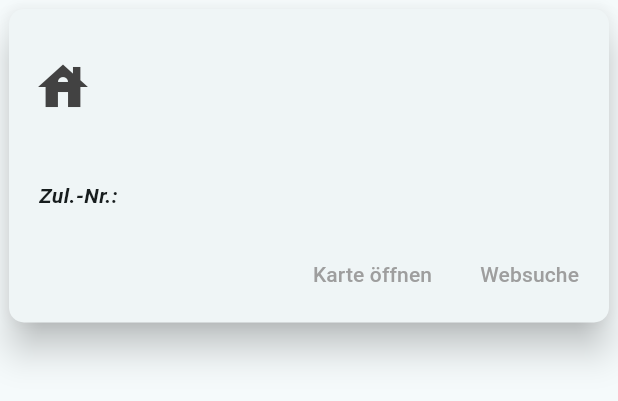
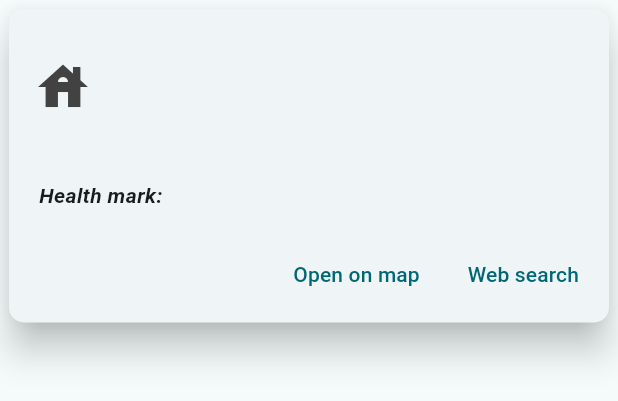
Before and after one commit to rokozeit/herkunft, a Flutter app: the CompanyDetailsWidget widget shown alone on an empty page, opened directly with empty values, on a phone screen of 412 x 824 dp. Shown: the top 401 px of the screen. Run offline on Flutter 3.47's test engine with Material 2 defaults, Android fonts, the phone set to English and light mode, and no system bars; our stand-ins replace file_picker, shared_preferences, sqflite_common_ffi; missing offline and left inert: flutter_scalable_ocr, maps_launcher, window_manager; accounts and stored records are empty.

Commit message:
updated doku, changed completely to english

```diff
--- a/lib/company_details.dart
+++ b/lib/company_details.dart
@@ -78,7 +78,7 @@ class CompanyDetailsWidget extends StatelessWidget {
                               child: Container(
                                   padding: const EdgeInsets.only(
                                       bottom: 10, top: 10),
-                                  child: const Text('Zul.-Nr.:',
+                                  child: const Text('Health mark:',
                                       style: TextStyle(
                                           fontWeight: FontWeight.bold,
                                           fontStyle: FontStyle.italic)))),
@@ -96,7 +96,7 @@ class CompanyDetailsWidget extends StatelessWidget {
                                 child: Container(
                                     padding: const EdgeInsets.only(
                                         bottom: 10, top: 10),
-                                    child: const Text('Zul.-Nr. Alt:',
+                                    child: const Text('Health mark (old):',
                                         style: TextStyle(
                                             fontWeight: FontWeight.bold,
                                             fontStyle: FontStyle.italic)))),
@@ -114,7 +114,7 @@ class CompanyDetailsWidget extends StatelessWidget {
                                 child: Container(
                                     padding: const EdgeInsets.only(
                                         bottom: 10, top: 10),
-                                    child: const Text('Bemerkung:',
+                                    child: const Text('Comment:',
                                         style: TextStyle(
                                             fontWeight: FontWeight.bold)))),
                             TableCell(
@@ -127,22 +127,24 @@ class CompanyDetailsWidget extends StatelessWidget {
               ButtonBar(
                 children: <Widget>[
                   TextButton(
-                    child: const Text('Karte öffnen',
-                        style: TextStyle(color: Colors.grey)),
+                    child: const Text(
+                      'Open on map',
+                    ),
                     onPressed: () {
                       try {
                         MapsLauncher.launchQuery(companyDetails.address);
                       } catch (e) {
                         _showDialog(
-                            "Hinweis",
-                            "'Ein Klick auf die Information sollte die Karten App (z.B. Google Maps) öffnen. Es sieht so aus, alsob keine Kartenapp installiert ist oder als solche verfügbar ist.'",
+                            "Remark",
+                            "Should open the the map-App if configured correctly. Looks like there was an issue.",
                             context);
                       }
                     },
                   ),
                   TextButton(
-                    child: const Text('Websuche',
-                        style: TextStyle(color: Colors.grey)),
+                    child: const Text(
+                      'Web search',
+                    ),
                     onPressed: () {
                       Uri uri = Uri.https('www.google.com', '/search', {
                         'q': "${companyDetails.name}+${companyDetails.address}"
@@ -168,7 +170,7 @@ void _showDialog(String title, String message, BuildContext context) {
     barrierDismissible: false, // user must tap button!
     builder: (BuildContext context) {
       return AlertDialog(
-        title: const Text('Hinweis'),
+        title: Text(title),
         content: SingleChildScrollView(
           child: ListBody(
             children: <Widget>[
--- a/pubspec.yaml
+++ b/pubspec.yaml
@@ -1,5 +1,5 @@
 name: herkunft
-description: Wer ist der Hersteller z. B. der Milch, des Käses oder Wurst? Wurde das vermeintliche Billigprodukt vielleicht vom gleichen Hersteller wie ein bekanntes Markenprodukt hergestellt? Um den Hersteller von Produkten tierischer Herkunft zu identifizieren, hat die EU das sogenannte Genusstauglichkeitskennzeichen eingeführt. Es ist ein ovales Symbol, welches unter anderem das Herkunftsland und die Zulassungsnummer des Herstellerbetriebes beinhaltet. In der App kann über die Auswahl des Landes und die Zulassungsnummer schnell und einfach der Hersteller identifiziert werden. Aktuell sind die Länder - Deutschland (DE), Österreich (AT), Schweiz (CH), Italien (IT) und Frankreich (FR) in der App verfügbar. Nur weil ein Produkt vom selben Hersteller kommt, muss es nicht das gleiche Produkt sein.
+description: Who is the manufacturer of the milk, cheese or sausage, for example? Was the cheaper product produced by the same manufacturer as a well-known brand product? In order to identify the producer of products of animal origin, the EU has introduced the so-called EC identification and health marks (Genusstauglichkeits- und Identitätskennzeichen in Germany). It is an oval symbol that includes, among other things, the country of origin and the approval number of the manufacturing company.
 # The following line prevents the package from being accidentally published to
 # pub.dev using `flutter pub publish`. This is preferred for private packages.
 publish_to: 'none' # Remove this line if you wish to publish to pub.dev
```
Also changed, not shown: Screenshot.png (deleted), Screenshot_windows.png (deleted), assets/Screenshot_Android_scan.jpg (added), assets/Screenshot_Android_search.jpg (added), assets/Screenshot_Android_search_city.jpg (added), assets/Screenshot_windows.png (added), assets/image_fr.png (added), assets/image_it.png (added), 1 other file.
